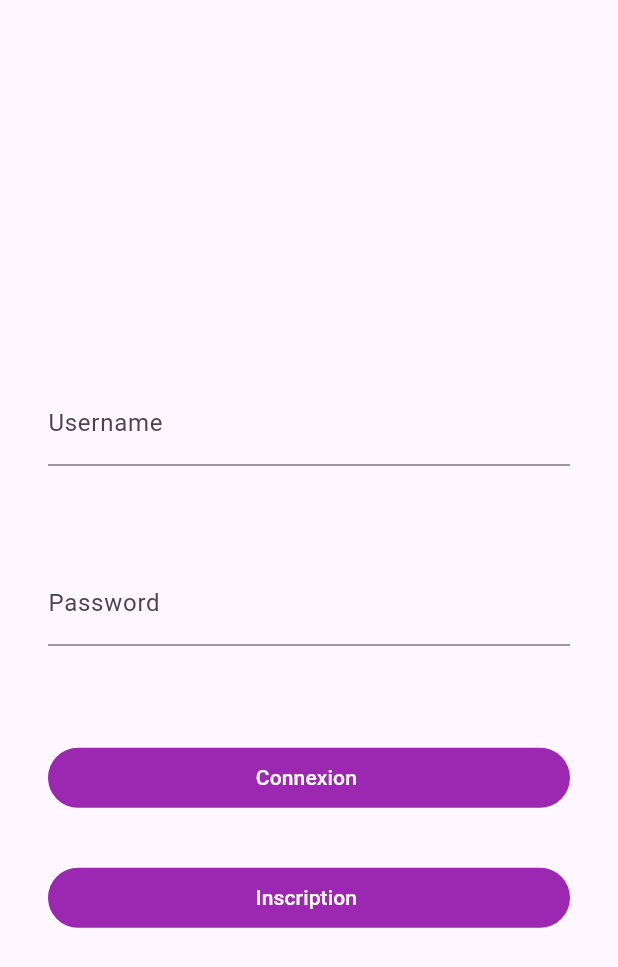
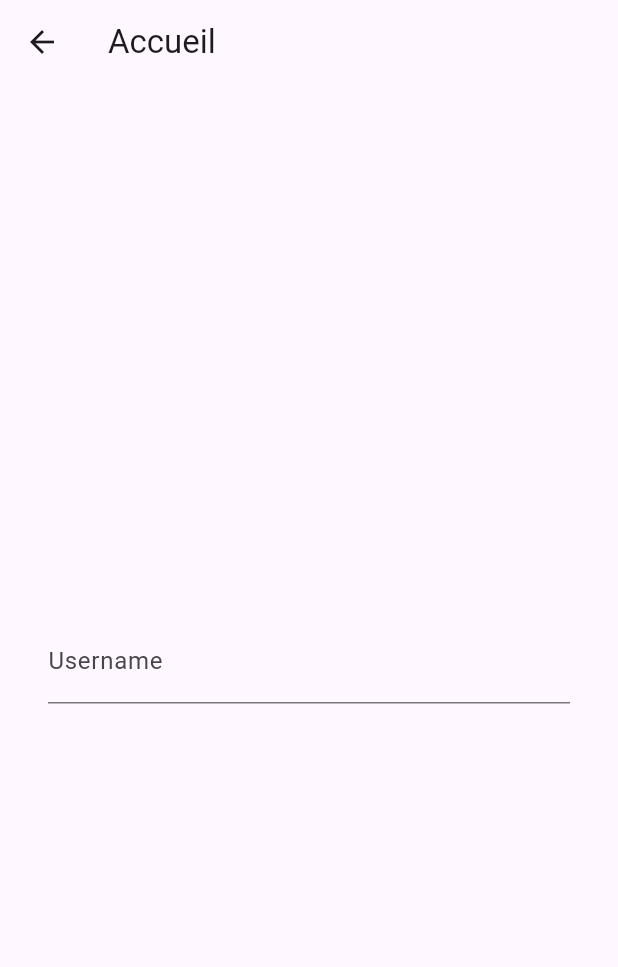
Before and after one commit to oussamarhammi/E23-4205N6-KickMyFlutter-Rhammi, a Flutter app: the screen it shows after launch, after a tap on "Connexion", on a phone screen of 412 x 824 dp. Shown: the top 967 px of the screen. Run offline on Flutter 3.47's test engine with Material 2 defaults, Android fonts, the phone set to English and light mode, and no system bars.

Commit message:
FCT ajout page inscription et navigation pour cette page

```diff
--- /dev/null
+++ b/tp1/lib/Accueil.dart
@@ -0,0 +1,31 @@
+import 'package:flutter/material.dart';
+
+class Accueil extends StatelessWidget {
+  @override
+  Widget build(BuildContext context) {
+    final _controllerusername= TextEditingController();
+    final _controllerpassword= TextEditingController();
+    String name= "";
+    return Scaffold(
+      appBar: AppBar(
+        title: Text('Accueil'),
+      ),
+      body: Column(
+        mainAxisAlignment: MainAxisAlignment.center,
+        children: <Widget>[
+          Text(name),
+          Container(
+            child: TextField(
+              controller: _controllerusername,
+              decoration: InputDecoration(
+                labelText: 'Username',
+                hintText: 'Enter your username',
+              ),
+            ),
+            padding: EdgeInsets.fromLTRB(32,1, 32, 20),
+          ),
+        ]
+      )
+    );
+  }
+}
--- a/tp1/lib/main.dart
+++ b/tp1/lib/main.dart
@@ -1,4 +1,5 @@
 import 'package:flutter/material.dart';
+import 'package:tp1/Accueil.dart';
 
 import 'Inscription.dart';
 
@@ -71,6 +72,10 @@ class _TextFieldScreenState extends State<TextFieldScreen> {
                 ),
                 child: Text("Connexion "),
                onPressed:(){
+                 Navigator.push(
+                   context,
+                   MaterialPageRoute(builder: (context) => Accueil()),
+                 );
                 setState(() {
                   name =_controllerusername.text;
                 });
```
Also changed, not shown: tp1/lib/Inscription.dart (+73 -0 lines).
